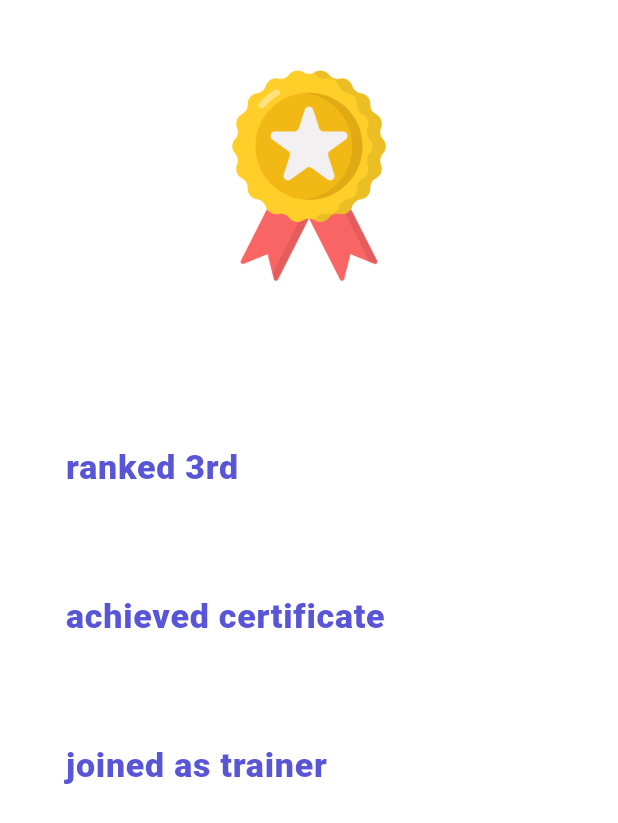
After one commit to sherimello/portfolio_app, a Flutter app: the Achievements screen opened directly, on a phone screen of 412 x 824 dp. The commit adds this screen. Shown: the top 823 px of the screen. Run offline on Flutter 3.47's test engine with Material 3 defaults, Android fonts, the phone set to English and light mode, and no system bars; our stand-ins replace get.

Commit message:
added achievements section

```diff
--- /dev/null
+++ b/lib/pages/achievements.dart
@@ -0,0 +1,141 @@
+import 'package:flutter/cupertino.dart';
+import 'package:flutter/material.dart';
+import 'package:get/get.dart';
+
+class Achievements extends StatelessWidget {
+  const Achievements({super.key});
+
+  @override
+  Widget build(BuildContext context) {
+    var size = Get.size;
+    var appBarHeight = AppBar().preferredSize.height;
+
+    return Scaffold(
+      backgroundColor: Colors.transparent,
+      body: SafeArea(
+        child: SizedBox(
+          width: size.width,
+          height: size.height,
+          child: SingleChildScrollView(
+            child: Column(
+              children: [
+                Padding(
+                  padding: const EdgeInsets.only(top: 45.0, bottom: 11),
+                  child: Image.asset(
+                    "assets/images/achievements.png",
+                    width: size.width * .35,
+                    height: size.width * .35,
+                  ),
+                ),
+                Text(
+                  "achievements",
+                  style: TextStyle(
+                      fontWeight: FontWeight.w900, fontSize: size.width * .075, color: Colors.white),
+                ),
+                SingleChildScrollView(
+                  child: Column(
+                    children: [
+                      const SizedBox(
+                        height: 31,
+                      ),
+                      Container(
+                        width: size.width * .87,
+                        height: appBarHeight * 1.65,
+                        decoration: BoxDecoration(
+                            borderRadius: BorderRadius.circular(55),
+                            border: Border.all(width: 1, color: Colors.white)),
+                        child: Center(
+                          child: Column(
+                            crossAxisAlignment: CrossAxisAlignment.center,
+                            mainAxisAlignment: MainAxisAlignment.center,
+                            children: [
+                              Center(
+                                child: ListTile(
+                                  title: Text(
+                                    "ranked 3rd",
+                                    style: TextStyle(
+                                        fontWeight: FontWeight.w900,
+                                        color: CupertinoColors.systemIndigo,
+                                        fontSize: size.width * .055),
+                                  ),
+                                  subtitle: Text("Nasa Space App Challenge", style: TextStyle(color: Colors.white),),
+                                  titleAlignment: ListTileTitleAlignment.center,
+                                ),
+                              )
+                            ],
+                          ),
+                        ),
+                      ),
+                      const SizedBox(
+                        height: 7,
+                      ),
+                      Container(
+                        width: size.width * .87,
+                        height: appBarHeight * 1.65,
+                        decoration: BoxDecoration(
+                            borderRadius: BorderRadius.circular(55),
+                            border: Border.all(width: 1, color: Colors.white)),
+                        child: Center(
+                          child: Column(
+                            crossAxisAlignment: CrossAxisAlignment.center,
+                            mainAxisAlignment: MainAxisAlignment.center,
+                            children: [
+                              Center(
+                                child: ListTile(
+                                  title: Text(
+                                    "achieved certificate",
+                                    style: TextStyle(
+                                        fontWeight: FontWeight.w900,
+                                        color: CupertinoColors.systemIndigo,
+                                        fontSize: size.width * .055),
+                                  ),
+                                  subtitle: Text("Flutter Udemy Crash Course", style: TextStyle(color: Colors.white),),
+                                  titleAlignment: ListTileTitleAlignment.center,
+                                ),
+                              )
+                            ],
+                          ),
+                        ),
+                      ),
+                      const SizedBox(
+                        height: 7,
+                      ),
+                      Container(
+                        width: size.width * .87,
+                        height: appBarHeight * 1.65,
+                        decoration: BoxDecoration(
+                            borderRadius: BorderRadius.circular(55),
+                            border: Border.all(width: 1, color: Colors.white)),
+                        child: Center(
+                          child: Column(
+                            crossAxisAlignment: CrossAxisAlignment.center,
+                            mainAxisAlignment: MainAxisAlignment.center,
+                            children: [
+                              Center(
+                                child: ListTile(
+                                  title: Text(
+                                    "joined as trainer",
+                                    style: TextStyle(
+                                        fontWeight: FontWeight.w900,
+                                        color: CupertinoColors.systemIndigo,
+                                        fontSize: size.width * .055),
+                                  ),
+                                  subtitle: const Text("IIUC IEEE Crash Course", style: TextStyle(color: Colors.white),),
+                                  titleAlignment: ListTileTitleAlignment.center,
+                                ),
+                              )
+                            ],
+                          ),
+                        ),
+                      ),
+                    ],
+                  ),
+                )
+              ],
+            ),
+          ),
+        ),
+      ),
+    );
+  }
+}
```
Also changed, not shown: lib/pages/home.dart (+57 -30 lines), assets/images/achievements.png (added).
